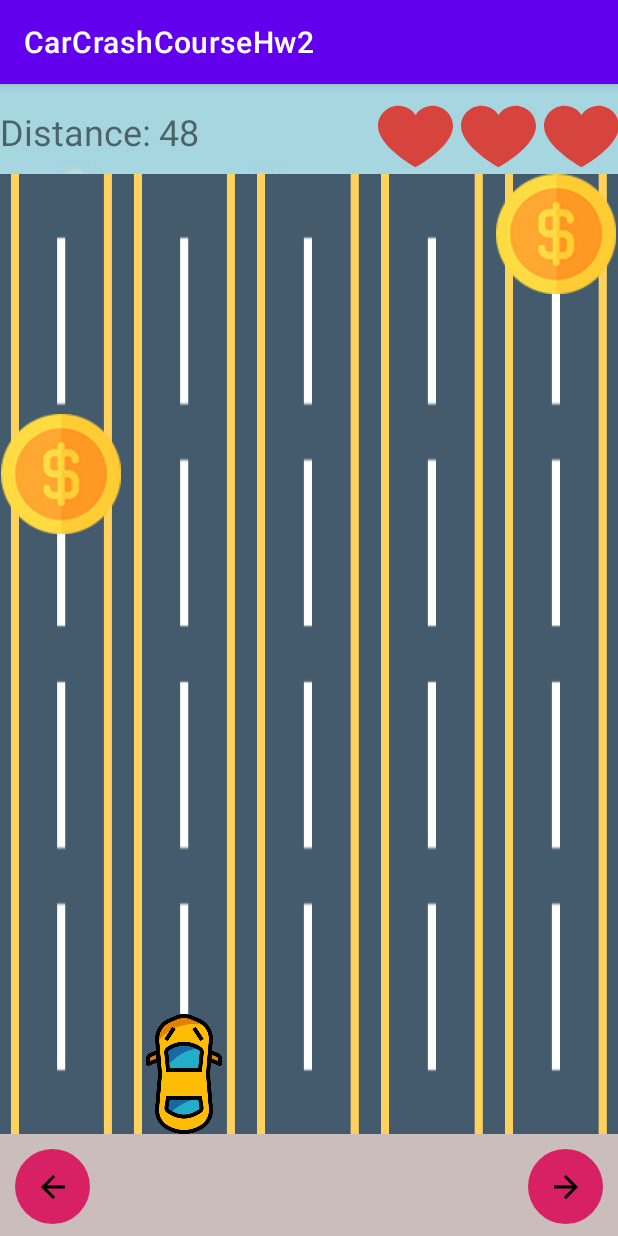
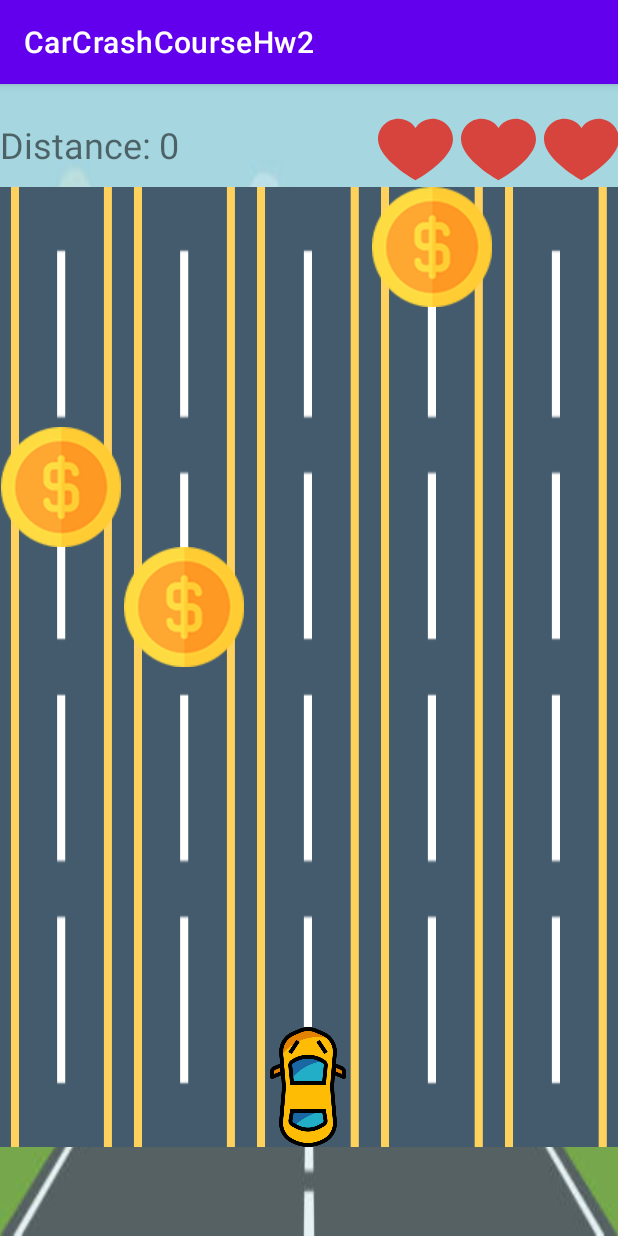
Before and after one commit to Tomer258/CarCrashCourseHw2, an Android app: the game_content_sensor screen opened directly, with no data from a screen before it, on a phone screen of 412 x 824 dp. Run offline under Robolectric (Android 15) with nearby library versions, the phone set to English and light mode, and no system bars.

Commit message:
added:     -sensor mode     -changed the way to pass speeds from button

```diff
--- a/app/src/main/AndroidManifest.xml
+++ b/app/src/main/AndroidManifest.xml
@@ -16,7 +16,10 @@
         tools:targetApi="31">
         <activity
             android:name=".game_content_sensor"
-            android:exported="false" />
+            android:exported="false"
+            android:screenOrientation="portrait"
+            tools:ignore="LockedOrientationActivity"
+            />
         <activity
             android:name=".game_content"
             android:exported="false"
--- a/app/src/main/java/com/example/carcrashcoursehw2/game_content_sensor.java
+++ b/app/src/main/java/com/example/carcrashcoursehw2/game_content_sensor.java
@@ -2,29 +2,37 @@ package com.example.carcrashcoursehw2;
 
 import androidx.appcompat.app.AppCompatActivity;
 
+import android.hardware.Sensor;
+import android.hardware.SensorEvent;
+import android.hardware.SensorEventListener;
+import android.hardware.SensorManager;
 import android.os.Bundle;
-import android.widget.ImageButton;
 import android.widget.ImageView;
 import android.widget.TextView;
 
 import com.example.carcrashcoursehw2.logic.Lane;
 import com.example.carcrashcoursehw2.logic.gameManager;
 
-public class game_content_sensor extends AppCompatActivity {
-    private ImageButton rightBtn,leftBtn;
-    private TextView score;
+public class game_content_sensor extends AppCompatActivity implements SensorEventListener {
+
+    private SensorManager sensorManager;
+    private Sensor gyroscope;
+    private float rollAngle = 0.0f;
+
     private gameManager gm;
     @Override
     protected void onCreate(Bundle savedInstanceState) {
         super.onCreate(savedInstanceState);
-        setContentView(R.layout.activity_game_content);
+        setContentView(R.layout.activity_game_content_sensor);
         initialStartingValues();
         initialGameManager();
+
     }
 
     @Override
     protected void onPause() {
         super.onPause();
+        sensorManager.unregisterListener(this);
         gm.killHandler();
     }
 
@@ -37,11 +45,12 @@ public class game_content_sensor extends AppCompatActivity {
     @Override
     protected void onResume() {
         super.onResume();
+        sensorManager.registerListener(this, gyroscope, SensorManager.SENSOR_DELAY_NORMAL);
         gm.restartHandler();
     }
 
     private void initialGameManager() {
-        score=findViewById(R.id.score);
+        TextView score = findViewById(R.id.score);
         ImageView[] iLane1 ={findViewById(R.id.firstLaneDeer1),findViewById(R.id.firstLaneDeer2),
                 findViewById(R.id.firstLaneDeer3),findViewById(R.id.firstLaneDeer4),
                 findViewById(R.id.firstLaneDeer5),findViewById(R.id.firstLaneDeer6),
@@ -68,23 +77,44 @@ public class game_content_sensor extends AppCompatActivity {
                 findViewById(R.id.FifthLaneDeer7),findViewById(R.id.specialPosFifthLane)};
 
         Lane mLane1 = new Lane(0, iLane1);
-        Lane mLane2= new Lane(1,iLane2);
-        Lane mLane3= new Lane(0,iLane3);
+        Lane mLane2= new Lane(0,iLane2);
+        Lane mLane3= new Lane(1,iLane3);
         Lane mLane4= new Lane(0,iLane4);
         Lane mLane5= new Lane(0,iLane5);
         gm =new gameManager(this,new Lane[]{mLane1, mLane2, mLane3, mLane4, mLane5},
-            new ImageView[]{findViewById(R.id.heart1),findViewById(R.id.heart2),findViewById(R.id.heart3)},score,0);
+            new ImageView[]{findViewById(R.id.heart1),findViewById(R.id.heart2),findViewById(R.id.heart3)}, score,500);
 
     }
     private void initialStartingValues() {
-        //rightBtn=findViewById(R.id.RightBTN);
-       // leftBtn=findViewById(R.id.leftBTN);
-        //setBtnOnClicks();
+        sensorManager = (SensorManager) getSystemService(this.SENSOR_SERVICE);
+        gyroscope = sensorManager.getDefaultSensor(Sensor.TYPE_GYROSCOPE);
     }
 
-    private void setBtnOnClicks() {
-       // rightBtn.setOnClickListener(v -> gm.moveCar(1));
-        //leftBtn.setOnClickListener(v -> gm.moveCar(0));
+    @Override
+    public void onSensorChanged(SensorEvent event) {
+        if (event.sensor.getType() == Sensor.TYPE_GYROSCOPE) {
+            float x = event.values[0];
+            float y = event.values[1];
+            float z = event.values[2];
+
+            float deltaRoll = y * (180 / (float) Math.PI) * (event.timestamp - rollAngle) / 1000000000.0f;
+            rollAngle = event.timestamp;
+
+            if (deltaRoll < -5) {
+                // Phone is rolled left
+                gm.moveCar(0);
+            } else if (deltaRoll > 5) {
+                // Phone is rolled right
+                gm.moveCar(1);
+            } else {
+                // Phone is not rolled
+            }
+        }
+    }
+
+    @Override
+    public void onAccuracyChanged(Sensor sensor, int accuracy) {
+        // Do nothing
     }
 
 
--- a/app/src/main/res/layout/activity_game_content_sensor.xml
+++ b/app/src/main/res/layout/activity_game_content_sensor.xml
@@ -8,11 +8,36 @@
     android:gravity="center"
     android:background="@drawable/backgroundcar"
     android:orientation="vertical">
+    <RelativeLayout
+        android:layout_width="match_parent"
+        android:layout_height="wrap_content">
+        <TextView
+            android:layout_width="wrap_content"
+            android:layout_height="wrap_content"
+            android:id="@+id/distanceText"
+            android:text="Distance:"
+            android:textSize="24sp"
+
+            android:layout_marginTop="15dp"
+            />
+
+        <TextView
+            android:layout_width="wrap_content"
+            android:layout_height="wrap_content"
+            android:id="@+id/score"
+            android:layout_toEndOf="@+id/distanceText"
+            android:layout_marginTop="15dp"
+            android:layout_marginLeft="5dp"
+            android:text="0"
+            android:textSize="24sp"
+            />
+
         <LinearLayout
             android:layout_width="160dp"
             android:layout_height="50dp"
             android:layout_gravity="end"
             android:layout_marginTop="10dp"
+            android:layout_alignParentEnd="true"
             >
             <ImageView
                 android:id="@+id/heart1"
@@ -37,6 +62,8 @@
                 />
 
         </LinearLayout>
+
+    </RelativeLayout>
     <LinearLayout
         android:layout_width="match_parent"
         android:baselineAligned="false"
```
Also changed, not shown: app/src/main/java/com/example/carcrashcoursehw2/MainActivity.java (+6 -12 lines), app/src/main/java/com/example/carcrashcoursehw2/game_content.java (+3 -8 lines). Lines whose indentation alone changed are shown as unchanged.
